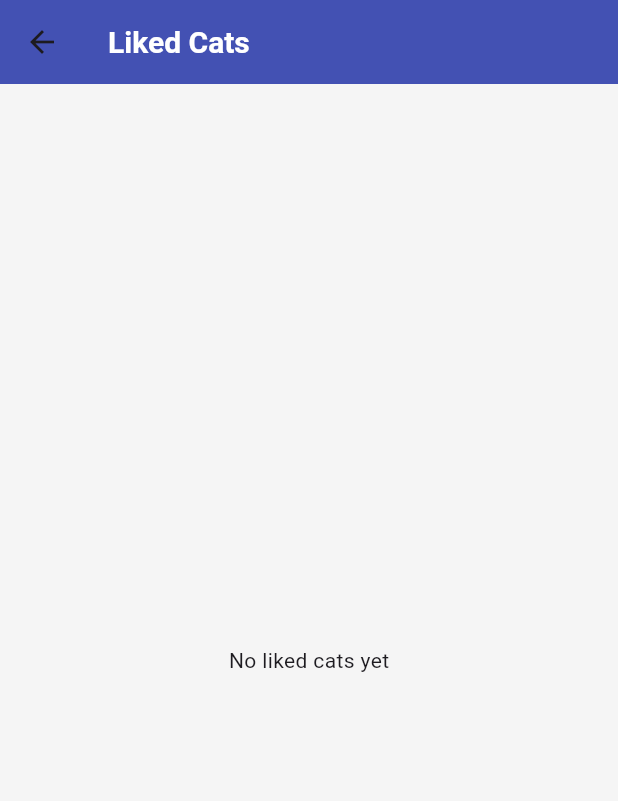
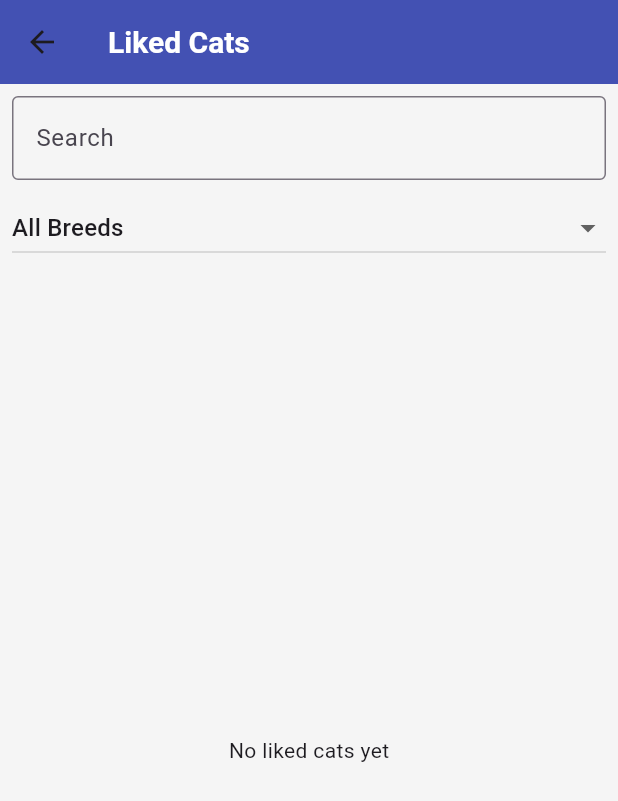
Before and after one commit to ProgiFrogi/Kinder, a Flutter app: the LikedCatsScreen screen opened directly, on a phone screen of 412 x 824 dp. Shown: the top 801 px of the screen. Run offline on Flutter 3.47's test engine with Material 3 defaults, Android fonts, the phone set to English and light mode, and no system bars; our stand-ins replace cached_network_image, connectivity_plus, drift, flutter_bloc, flutter_card_swiper, flutter_svg and 2 more; accounts and stored records are empty; generated files the repository leaves out were written again; network calls fail.

Commit message:
add new functions

```diff
--- /dev/null
+++ b/lib/data/datasources/local_database.dart
@@ -0,0 +1,51 @@
+import 'package:drift/drift.dart';
+import 'package:drift/native.dart';
+import 'package:path_provider/path_provider.dart';
+import 'package:path/path.dart' as p;
+import 'dart:io';
+
+part 'local_database.g.dart';
+
+@DataClassName('Cat')
+class Cats extends Table {
+  TextColumn get id => text()();
+  TextColumn get url => text()();
+  TextColumn get breed => text()();
+  TextColumn get description => text()();
+  BoolColumn get isLiked => boolean().withDefault(const Constant(false))();
+  BoolColumn get isDisliked => boolean().withDefault(const Constant(false))();
+  DateTimeColumn get likedAt => dateTime().nullable()();
+
+  @override
+  Set<Column> get primaryKey => {id};
+}
+
+@DriftDatabase(tables: [Cats])
+class AppDatabase extends _$AppDatabase {
+  AppDatabase() : super(_openConnection());
+
+  @override
+  int get schemaVersion => 1;
+
+  Future<List<Cat>> getAllCats() => select(cats).get();
+
+  Future<void> upsertCat(Cat cat) => into(cats).insertOnConflictUpdate(cat);
+
+  Future<void> updateLikeStatus(String id, bool isLiked, DateTime? likedAt) =>
+      (update(cats)..where(
+        (t) => t.id.equals(id),
+      )).write(CatsCompanion(isLiked: Value(isLiked), likedAt: Value(likedAt)));
+
+  Future<void> updateDislikeStatus(String id, bool isDisliked) => (update(cats)
+    ..where(
+      (t) => t.id.equals(id),
+    )).write(CatsCompanion(isDisliked: Value(isDisliked)));
+}
+
+LazyDatabase _openConnection() {
+  return LazyDatabase(() async {
+    final dbFolder = await getApplicationDocumentsDirectory();
+    final file = File(p.join(dbFolder.path, 'cats.sqlite'));
+    return NativeDatabase(file);
+  });
+}
--- a/lib/di/dependency_injection.dart
+++ b/lib/di/dependency_injection.dart
@@ -1,5 +1,6 @@
 import 'package:get_it/get_it.dart';
 import 'package:kinder/api/cat_api.dart';
+import 'package:kinder/data/datasources/local_database.dart';
 import 'package:kinder/data/liked_cats_repository.dart';
 import 'package:kinder/domain/cubits/liked_cats_cubit.dart';
 
@@ -7,6 +8,7 @@ final getIt = GetIt.instance;
 
 void setupDependencies() {
   getIt.registerLazySingleton(() => CatApi());
-  getIt.registerLazySingleton(() => LikedCatsRepository());
+  getIt.registerLazySingleton(() => AppDatabase());
+  getIt.registerLazySingleton(() => LikedCatsRepository(getIt<AppDatabase>()));
   getIt.registerFactory(() => LikedCatsCubit(getIt<LikedCatsRepository>()));
 }
--- a/lib/domain/cubits/liked_cats_state.dart
+++ b/lib/domain/cubits/liked_cats_state.dart
@@ -1,22 +1,19 @@
-import 'package:equatable/equatable.dart';
-import 'package:kinder/domain/models/liked_cat.dart';
+part of 'liked_cats_cubit.dart';
 
-class LikedCatsState extends Equatable {
+class LikedCatsState {
   final List<LikedCat> likedCats;
   final List<LikedCat> filteredCats;
   final String? selectedBreed;
 
-  const LikedCatsState({
+  LikedCatsState({
     required this.likedCats,
     required this.filteredCats,
     this.selectedBreed,
   });
 
-  factory LikedCatsState.initial() => const LikedCatsState(
-    likedCats: [],
-    filteredCats: [],
-    selectedBreed: null,
-  );
+  factory LikedCatsState.initial() {
+    return LikedCatsState(likedCats: [], filteredCats: [], selectedBreed: null);
+  }
 
   LikedCatsState copyWith({
     List<LikedCat>? likedCats,
@@ -29,7 +26,4 @@ class LikedCatsState extends Equatable {
       selectedBreed: selectedBreed ?? this.selectedBreed,
     );
   }
-
-  @override
-  List<Object?> get props => [likedCats, filteredCats, selectedBreed];
 }
--- a/lib/domain/models/liked_cat.dart
+++ b/lib/domain/models/liked_cat.dart
@@ -11,7 +11,7 @@ class LikedCat {
     required this.breed,
     required this.description,
     required this.likedAt,
-  }) : super();
+  });
 
   factory LikedCat.fromCat(Map<String, dynamic> cat) {
     return LikedCat(
--- a/lib/presentation/blocs/theme_cubit.dart
+++ b/lib/presentation/blocs/theme_cubit.dart
@@ -1,9 +1,9 @@
 import 'package:flutter_bloc/flutter_bloc.dart';
 
 class ThemeCubit extends Cubit<bool> {
-  ThemeCubit() : super(false); // false = светлая тема по умолчанию
+  ThemeCubit() : super(false);
 
   void toggleTheme() {
-    emit(!state); // Переключаем между true (темная) и false (светлая)
+    emit(!state);
   }
 }
--- a/lib/presentation/screens/liked_cats_screen.dart
+++ b/lib/presentation/screens/liked_cats_screen.dart
@@ -1,8 +1,8 @@
+import 'package:cached_network_image/cached_network_image.dart';
 import 'package:flutter/material.dart';
 import 'package:flutter_bloc/flutter_bloc.dart';
 import 'package:kinder/di/dependency_injection.dart';
 import 'package:kinder/domain/cubits/liked_cats_cubit.dart';
-import 'package:kinder/domain/cubits/liked_cats_state.dart';
 
 class LikedCatsScreen extends StatelessWidget {
   const LikedCatsScreen({super.key});
@@ -10,73 +10,98 @@ class LikedCatsScreen extends StatelessWidget {
   @override
   Widget build(BuildContext context) {
     return BlocProvider(
-      create: (_) => getIt<LikedCatsCubit>()..loadLikedCats(),
+      create: (context) => getIt<LikedCatsCubit>()..loadLikedCats(),
       child: Scaffold(
-        appBar: AppBar(title: const Text('Liked Cats')),
-        body: BlocBuilder<LikedCatsCubit, LikedCatsState>(
-          builder: (context, state) {
-            final uniqueBreeds =
-                state.likedCats.map((cat) => cat.breed).toSet().toList();
-
-            return Column(
+        appBar: AppBar(
+          title: const Text('Liked Cats'),
+          backgroundColor: Colors.indigo,
+        ),
+        body: Column(
           children: [
-                if (uniqueBreeds.isNotEmpty)
             Padding(
               padding: const EdgeInsets.all(8.0),
-                    child: DropdownButton<String?>(
+              child: TextField(
+                decoration: const InputDecoration(
+                  labelText: 'Search',
+                  border: OutlineInputBorder(),
+                ),
+                onChanged:
+                    (query) => context.read<LikedCatsCubit>().filterCats(query),
+              ),
+            ),
+            Padding(
+              padding: const EdgeInsets.symmetric(horizontal: 8.0),
+              child: BlocBuilder<LikedCatsCubit, LikedCatsState>(
+                builder: (context, state) {
+                  final breeds =
+                      state.likedCats.map((cat) => cat.breed).toSet().toList()
+                        ..sort();
+                  return DropdownButton<String?>(
+                    isExpanded: true,
+                    hint: const Text('Select Breed'),
                     value: state.selectedBreed,
-                      hint: const Text('Filter by breed'),
                     items: [
-                        const DropdownMenuItem(value: null, child: Text('All')),
-                        ...uniqueBreeds.map(
-                          (breed) => DropdownMenuItem(
+                      const DropdownMenuItem<String?>(
+                        value: null,
+                        child: Text('All Breeds'),
+                      ),
+                      ...breeds.map(
+                        (breed) => DropdownMenuItem<String>(
                           value: breed,
                           child: Text(breed),
                         ),
                       ),
                     ],
                     onChanged:
-                          (value) => context
-                              .read<LikedCatsCubit>()
-                              .filterByBreed(value),
+                        (breed) =>
+                            context.read<LikedCatsCubit>().filterByBreed(breed),
+                  );
+                },
               ),
             ),
             Expanded(
-                  child:
-                      state.filteredCats.isEmpty
-                          ? const Center(child: Text('No liked cats yet'))
-                          : ListView.builder(
+              child: BlocBuilder<LikedCatsCubit, LikedCatsState>(
+                builder: (context, state) {
+                  if (state.filteredCats.isEmpty) {
+                    return const Center(child: Text('No liked cats yet'));
+                  }
+                  return ListView.builder(
                     itemCount: state.filteredCats.length,
                     itemBuilder: (context, index) {
                       final cat = state.filteredCats[index];
                       return ListTile(
-                                leading: Image.network(
-                                  cat.url,
+                        leading: CachedNetworkImage(
+                          imageUrl: cat.url,
                           width: 50,
                           height: 50,
                           fit: BoxFit.cover,
+                          placeholder:
+                              (context, url) =>
+                                  const CircularProgressIndicator(),
+                          errorWidget:
+                              (context, url, error) => const Icon(Icons.error),
                         ),
                         title: Text(cat.breed),
                         subtitle: Text(
-                                  'Liked on: ${cat.likedAt.toLocal().toString().split('.')[0]}',
+                          cat.description,
+                          maxLines: 1,
+                          overflow: TextOverflow.ellipsis,
                         ),
                         trailing: IconButton(
-                                  icon: const Icon(
-                                    Icons.delete,
-                                    color: Colors.red,
+                          icon: const Icon(Icons.delete, color: Colors.red),
+                          onPressed: () {
+                            context.read<LikedCatsCubit>().removeLikedCat(
+                              cat.id,
+                            );
+                          },
                         ),
-                                  onPressed:
-                                      () => context
-                                          .read<LikedCatsCubit>()
-                                          .removeLikedCat(cat.id),
-                                ),
+                      );
+                    },
                   );
                 },
               ),
             ),
           ],
-            );
-          },
         ),
       ),
     );
```
Also changed, not shown: lib/data/liked_cats_repository.dart (+60 -6 lines), lib/domain/cubits/liked_cats_cubit.dart (+63 -21 lines), lib/presentation/screens/cat_detail_screen.dart (+38 -24 lines), lib/presentation/screens/home_screen.dart (+123 -71 lines), lib/presentation/widgets/cat_card.dart (+11 -12 lines), pubspec.yaml (+10 -52 lines), lib/api/cat_api.dart (line endings or trailing spaces), lib/data/datasources/local_database.g.dart (added), repo_info/images_of_app/no_interneto_O.jpg (added), 4 other files. Lines whose indentation alone changed are shown as unchanged.
